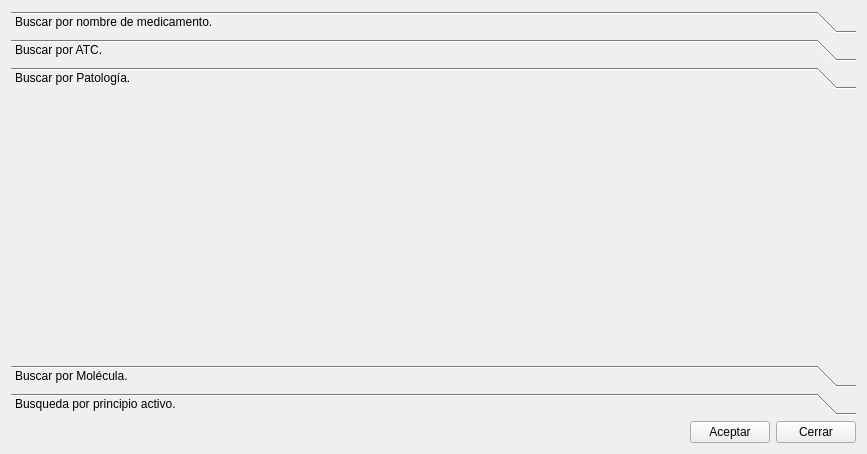
arcnexus/RedFoX, file frmanadirmedicamento.ui: the form before one commit.
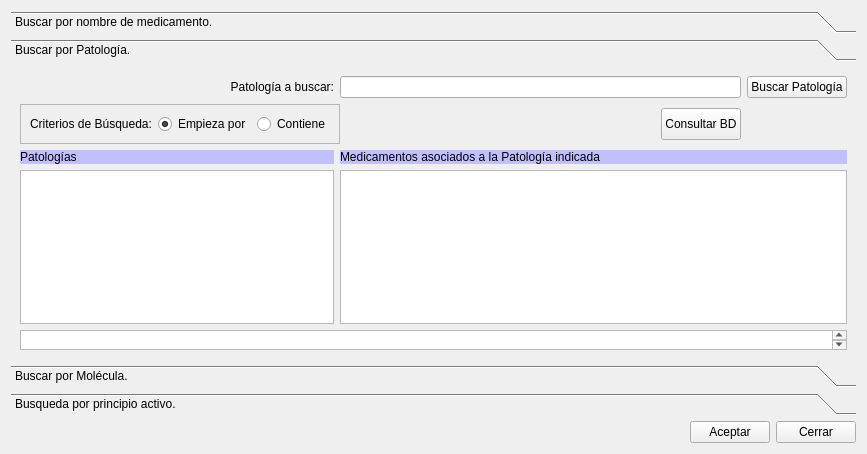
The form after the commit. The open tabs and pages were chosen to show the change. Icons and pictures are not drawn.

Commit message: RESCATE DATOS VADEMECUM Ahora se puede buscar un medicamento por su nombre y tambien por la patología para la cual está indicado.

```diff
--- a/frmanadirmedicamento.ui
+++ b/frmanadirmedicamento.ui
@@ -169,31 +169,161 @@
        </item>
       </layout>
      </widget>
-     <widget class="QWidget" name="page_2">
-      <property name="geometry">
-       <rect>
-        <x>0</x>
-        <y>0</y>
-        <width>849</width>
-        <height>273</height>
-       </rect>
-      </property>
-      <attribute name="label">
-       <string>Buscar por ATC.</string>
-      </attribute>
-     </widget>
      <widget class="QWidget" name="patologia">
       <property name="geometry">
        <rect>
         <x>0</x>
         <y>0</y>
         <width>849</width>
-        <height>273</height>
+        <height>300</height>
        </rect>
       </property>
       <attribute name="label">
        <string>Buscar por Patología.</string>
       </attribute>
+      <layout class="QGridLayout" name="gridLayout_3">
+       <item row="0" column="1" colspan="3">
+        <widget class="QLineEdit" name="txtBuscarPatologia"/>
+       </item>
+       <item row="4" column="0" colspan="5">
+        <widget class="QTextEdit" name="textEditPatologia">
+         <property name="maximumSize">
+          <size>
+           <width>16777215</width>
+           <height>20</height>
+          </size>
+         </property>
+        </widget>
+       </item>
+       <item row="1" column="0" colspan="2">
+        <widget class="QFrame" name="frame_2">
+         <property name="frameShape">
+          <enum>QFrame::StyledPanel</enum>
+         </property>
+         <property name="frameShadow">
+          <enum>QFrame::Raised</enum>
+         </property>
+         <layout class="QHBoxLayout" name="horizontalLayout_2">
+          <item>
+           <widget class="QLabel" name="label_4">
+            <property name="text">
+             <string>Criterios de Búsqueda:</string>
+            </property>
+           </widget>
+          </item>
+          <item>
+           <widget class="QRadioButton" name="radioButton_3">
+            <property name="text">
+             <string>Empieza por</string>
+            </property>
+            <property name="checked">
+             <bool>true</bool>
+            </property>
+           </widget>
+          </item>
+          <item>
+           <widget class="QRadioButton" name="radioButton_4">
+            <property name="text">
+             <string>Contiene</string>
+            </property>
+           </widget>
+          </item>
+         </layout>
+        </widget>
+       </item>
+       <item row="0" column="4">
+        <widget class="QPushButton" name="btnBuscarPatologia">
+         <property name="text">
+          <string>Buscar Patología</string>
+         </property>
+        </widget>
+       </item>
+       <item row="0" column="0">
+        <widget class="QLabel" name="label_6">
+         <property name="text">
+          <string>Patología a buscar:</string>
+         </property>
+         <property name="alignment">
+          <set>Qt::AlignRight|Qt::AlignTrailing|Qt::AlignVCenter</set>
+         </property>
+        </widget>
+       </item>
+       <item row="1" column="4">
+        <widget class="QLabel" name="label_5">
+         <property name="maximumSize">
+          <size>
+           <width>111</width>
+           <height>35</height>
+          </size>
+         </property>
+         <property name="text">
+          <string/>
+         </property>
+         <property name="pixmap">
+          <pixmap resource="terra.qrc">:/Icons/jpg/Vademecum DataSolutions.jpg</pixmap>
+         </property>
+         <property name="scaledContents">
+          <bool>true</bool>
+         </property>
+        </widget>
+       </item>
+       <item row="3" column="1" colspan="4">
+        <widget class="QTableWidget" name="tablamedicamentosPatologia"/>
+       </item>
+       <item row="3" column="0">
+        <widget class="QTableWidget" name="tablaPatologias"/>
+       </item>
+       <item row="1" column="2">
+        <spacer name="horizontalSpacer_3">
+         <property name="orientation">
+          <enum>Qt::Horizontal</enum>
+         </property>
+         <property name="sizeHint" stdset="0">
+          <size>
+           <width>208</width>
+           <height>20</height>
+          </size>
+         </property>
+        </spacer>
+       </item>
+       <item row="1" column="3">
+        <widget class="QPushButton" name="btnBuscarMedicamentoporPatologia">
+         <property name="minimumSize">
+          <size>
+           <width>0</width>
+           <height>32</height>
+          </size>
+         </property>
+         <property name="text">
+          <string>Consultar BD</string>
+         </property>
+         <property name="icon">
+          <iconset resource="terra.qrc">
+           <normaloff>:/Icons/PNG/search.png</normaloff>:/Icons/PNG/search.png</iconset>
+         </property>
+        </widget>
+       </item>
+       <item row="2" column="0">
+        <widget class="QLabel" name="label_7">
+         <property name="styleSheet">
+          <string notr="true">background-color: rgb(192, 192, 255);</string>
+         </property>
+         <property name="text">
+          <string>Patologías</string>
+         </property>
+        </widget>
+       </item>
+       <item row="2" column="1" colspan="4">
+        <widget class="QLabel" name="label_8">
+         <property name="styleSheet">
+          <string notr="true">background-color: rgb(192, 192, 255);</string>
+         </property>
+         <property name="text">
+          <string>Medicamentos asociados a la Patología indicada</string>
+         </property>
+        </widget>
+       </item>
+      </layout>
      </widget>
      <widget class="QWidget" name="page_3">
       <property name="geometry">
```
Left out of the diff: 69 changed lines with no effect on the pictures. The commit also changes 3 other files.
